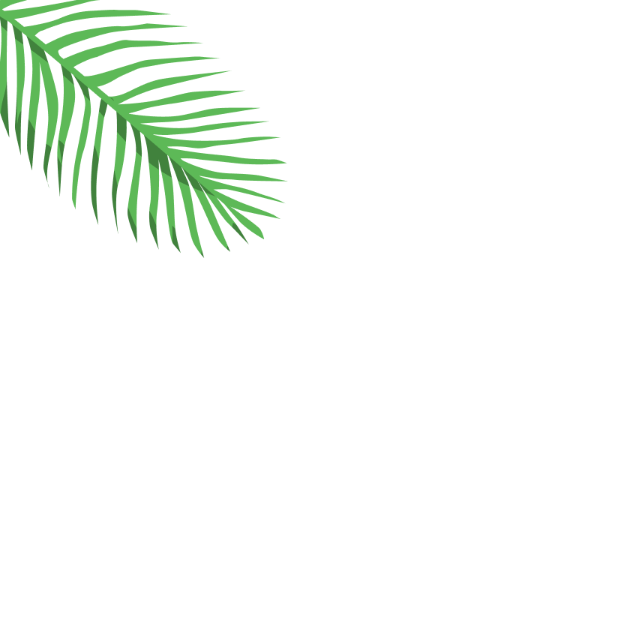
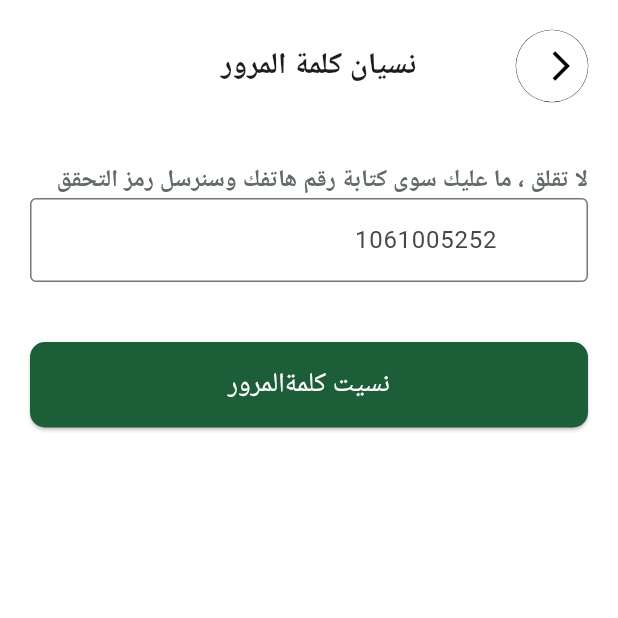
Before and after one commit to Loay-Ahmed/e_commerce, a Flutter app: the first screen one second after launch, on a phone screen of 412 x 824 dp, the top half of it. Run offline on Flutter 3.47's test engine with Material 3 defaults, Android fonts, the phone set to English and light mode, and no system bars; our stand-ins replace bloc, cloud_firestore, firebase_auth, firebase_core, google_fonts; accounts and stored records are empty; Roboto replaces fonts that are missing (Cairo).

Commit message:
Auth screens

```diff
--- /dev/null
+++ b/lib/features/auth/view/forget_password.dart
@@ -0,0 +1,95 @@
+  import 'package:flutter/material.dart';
+
+class ForgetPasswordorget extends StatelessWidget {
+    const ForgetPasswordorget({super.key});
+
+    @override
+    Widget build(BuildContext context) {
+      return  Scaffold(
+        backgroundColor: Colors.white,
+         body: SafeArea(
+             child: SingleChildScrollView(
+             padding: const EdgeInsets.all(20.0),
+      child: Directionality(
+      textDirection: TextDirection.rtl,
+      child: Column(
+      crossAxisAlignment: CrossAxisAlignment.stretch,
+      children: [
+        Row(
+        children: [ Container(
+          decoration: const BoxDecoration(
+            color: Colors.white,
+            shape: BoxShape.circle,
+            boxShadow: [
+              BoxShadow(
+                //  color: Colors.black,
+                spreadRadius: 0.2,
+                blurRadius: 0,
+                //offset: Offset(0, 0),
+              ),
+            ],
+          ),
+          child: IconButton(
+            icon: const Icon(Icons.arrow_back_ios, color: Colors.black),
+            onPressed: () {
+              //
+            },
+          ),
+        ),
+        const Spacer(),
+        const Text(
+           ' نسيان كلمة المرور ',
+          style: TextStyle(
+            fontSize: 20,
+            fontWeight: FontWeight.bold,
+          ),
+        ),
+        const Spacer(flex: 2),
+       ]
+        ),
+          const SizedBox(height: 40),
+        const  Text("لا تقلق ، ما عليك سوى كتابة رقم هاتفك وسنرسل رمز التحقق",style: TextStyle(
+          fontSize: 16,
+          fontWeight: FontWeight.bold,
+          color: Color(0XFFFF616A6B),
+            fontFamily: 'Cairo'
+        ),
+        ),
+
+        TextField(
+        keyboardType: TextInputType.phone,
+        decoration: InputDecoration(
+          prefix: Padding(
+            padding: const EdgeInsets.symmetric(horizontal: 8),
+            child: Text('+20', style: TextStyle(fontSize: 16)),
+          ),
+          hintText: '1061005252',
+          border: const OutlineInputBorder(),
+
+        ),
+      ),
+        const SizedBox(height: 40),
+        ElevatedButton(
+          onPressed: () {
+            // تسجيل الدخول
+          },
+          style: ElevatedButton.styleFrom(
+            backgroundColor: Color(0XFF1B5E37),
+            padding: const EdgeInsets.symmetric(vertical: 15),
+            shape: RoundedRectangleBorder(
+              borderRadius: BorderRadius.circular(10),
+            ),
+          ),
+          child: const Text(
+            "نسيت كلمةالمرور",
+            style: TextStyle(color: Colors.white,fontSize: 18),
+          ),
+        ),
+         ]
+      )
+         ),
+      ),
+         ),
+      );
+    }
+  }
--- a/lib/main.dart
+++ b/lib/main.dart
@@ -3,6 +3,9 @@
 import 'package:flutter/material.dart';
 import 'package:firebase_core/firebase_core.dart';
 import 'package:flutter_localizations/flutter_localizations.dart';
+import 'features/auth/view/Sign_up.dart';
+import 'features/auth/view/forget_password.dart';
+import 'features/auth/view/login.dart';
 import 'firebase_options.dart';
 
 void main() async {
@@ -29,7 +32,7 @@
 
       title: 'E-Commerce App',
       debugShowCheckedModeBanner: false,
-      home: OnboardingScreen(),
+      home:ForgetPasswordorget(),
     );
   }
 }
```
Also changed, not shown: lib/features/auth/view/Sign_up.dart (added, +234 -0 lines), lib/features/auth/view/login.dart (added, +190 -0 lines).
